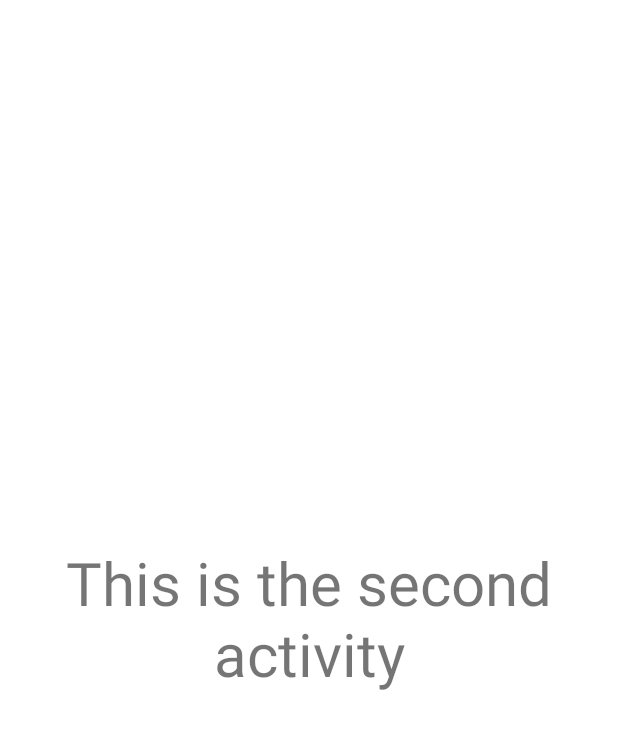
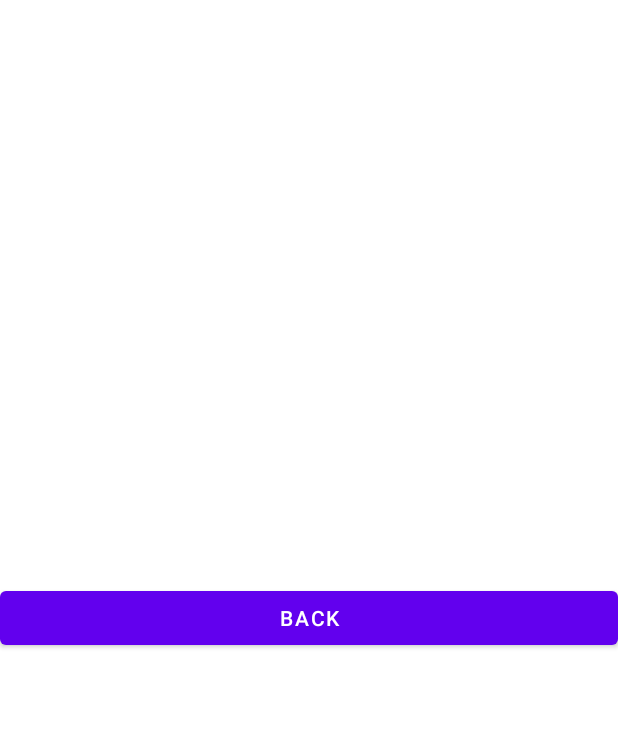
Before and after one commit to ShinAquila/Android-Final-Project, an Android app: the Activity2 screen opened directly, with no data from a screen before it, on a phone screen of 412 x 824 dp. Shown: the top 729 px of the screen. Run offline under Robolectric (Android 15) with nearby library versions, the phone set to English and light mode, and no system bars.

Commit message:
back button on Activity2 is working

```diff
--- a/app/src/main/java/com/example/bottomnav/Activity2.java
+++ b/app/src/main/java/com/example/bottomnav/Activity2.java
@@ -2,13 +2,33 @@
 
 import androidx.appcompat.app.AppCompatActivity;
 
+import android.content.Intent;
 import android.os.Bundle;
+import android.view.View;
+import android.view.WindowManager;
+import android.widget.Button;
 
 public class Activity2 extends AppCompatActivity {
+    private Button button;
 
     @Override
     protected void onCreate(Bundle savedInstanceState) {
         super.onCreate(savedInstanceState);
+        getWindow().setFlags(WindowManager.LayoutParams.FLAG_FULLSCREEN,
+                WindowManager.LayoutParams.FLAG_FULLSCREEN);
         setContentView(R.layout.activity_2);
+
+        button = (Button) findViewById(R.id.back_button);
+        button.setOnClickListener(new View.OnClickListener(){
+            @Override
+            public void onClick(View v){openMainActivity();}
+
+
+        });
+    }
+
+    public void openMainActivity(){
+        Intent intent = new Intent(this, MainActivity.class);
+        startActivity(intent);
     }
 }
--- a/app/src/main/res/layout/activity_2.xml
+++ b/app/src/main/res/layout/activity_2.xml
@@ -6,13 +6,19 @@
     android:layout_height="match_parent"
     tools:context=".Activity2">
 
-    <TextView
+<!--    <TextView-->
+<!--        android:layout_width="match_parent"-->
+<!--        android:layout_height="wrap_content"-->
+<!--        android:text="This is the second activity"-->
+<!--        android:textSize="40sp"-->
+<!--        android:gravity="center_horizontal"-->
+<!--        android:layout_gravity="center"/>-->
+    <Button
+        android:id="@+id/back_button"
         android:layout_width="match_parent"
         android:layout_height="wrap_content"
-        android:text="This is the second activity"
-        android:textSize="40sp"
-        android:gravity="center_horizontal"
-        android:layout_gravity="center"/>
+        android:layout_gravity="center"
+        android:text="Back"/>
 
 
 </LinearLayout>
```
